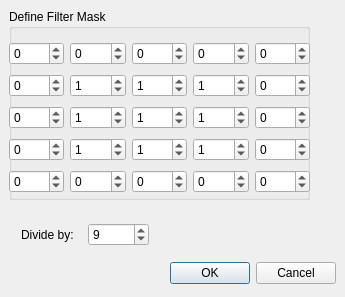
Above: customfilterdialog.ui from mbobowsk/DarQwin before the change. Below: the same form after it.
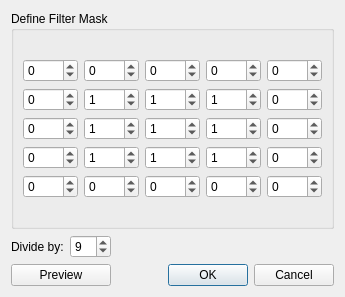
That is the form after the change.

Commit message: GUI do preview.

Patch:
```diff
--- a/customfilterdialog.ui
+++ b/customfilterdialog.ui
@@ -13,43 +13,14 @@
   <property name="windowTitle">
    <string>Custom Filter</string>
   </property>
-  <widget class="QDialogButtonBox" name="buttonBox">
-   <property name="geometry">
-    <rect>
-     <x>160</x>
-     <y>260</y>
-     <width>176</width>
-     <height>27</height>
-    </rect>
-   </property>
-   <property name="orientation">
-    <enum>Qt::Horizontal</enum>
-   </property>
-   <property name="standardButtons">
-    <set>QDialogButtonBox::Cancel|QDialogButtonBox::Ok</set>
-   </property>
-  </widget>
+  <layout class="QGridLayout" name="gridLayout_3">
+   <item row="0" column="0" colspan="2">
   <widget class="QGroupBox" name="groupBox">
-   <property name="geometry">
-    <rect>
-     <x>9</x>
-     <y>9</y>
-     <width>301</width>
-     <height>191</height>
-    </rect>
-   </property>
    <property name="title">
     <string>Define Filter Mask</string>
    </property>
-   <widget class="QWidget" name="">
-    <property name="geometry">
-     <rect>
-      <x>0</x>
-      <y>30</y>
-      <width>301</width>
-      <height>161</height>
-     </rect>
-    </property>
+     <layout class="QGridLayout" name="gridLayout_2">
+      <item row="0" column="0">
     <layout class="QGridLayout" name="gridLayout">
      <item row="0" column="0">
       <widget class="QSpinBox" name="spinBox00">
@@ -332,17 +303,11 @@
       </widget>
      </item>
     </layout>
-   </widget>
-  </widget>
-  <widget class="QWidget" name="">
-   <property name="geometry">
-    <rect>
-     <x>21</x>
-     <y>220</y>
-     <width>128</width>
-     <height>29</height>
-    </rect>
-   </property>
+      </item>
+     </layout>
+    </widget>
+   </item>
+   <item row="1" column="0">
    <layout class="QHBoxLayout" name="horizontalLayout">
     <item>
      <widget class="QLabel" name="label">
@@ -362,7 +327,25 @@
      </widget>
     </item>
    </layout>
-  </widget>
+   </item>
+   <item row="2" column="0">
+    <widget class="QPushButton" name="previewButton">
+     <property name="text">
+      <string>Preview</string>
+     </property>
+    </widget>
+   </item>
+   <item row="2" column="1">
+    <widget class="QDialogButtonBox" name="buttonBox">
+     <property name="orientation">
+      <enum>Qt::Horizontal</enum>
+     </property>
+     <property name="standardButtons">
+      <set>QDialogButtonBox::Cancel|QDialogButtonBox::Ok</set>
+     </property>
+    </widget>
+   </item>
+  </layout>
  </widget>
  <resources/>
  <connections>
```
Lines whose indentation alone changed are shown as unchanged. The commit also changes 32 other files.
